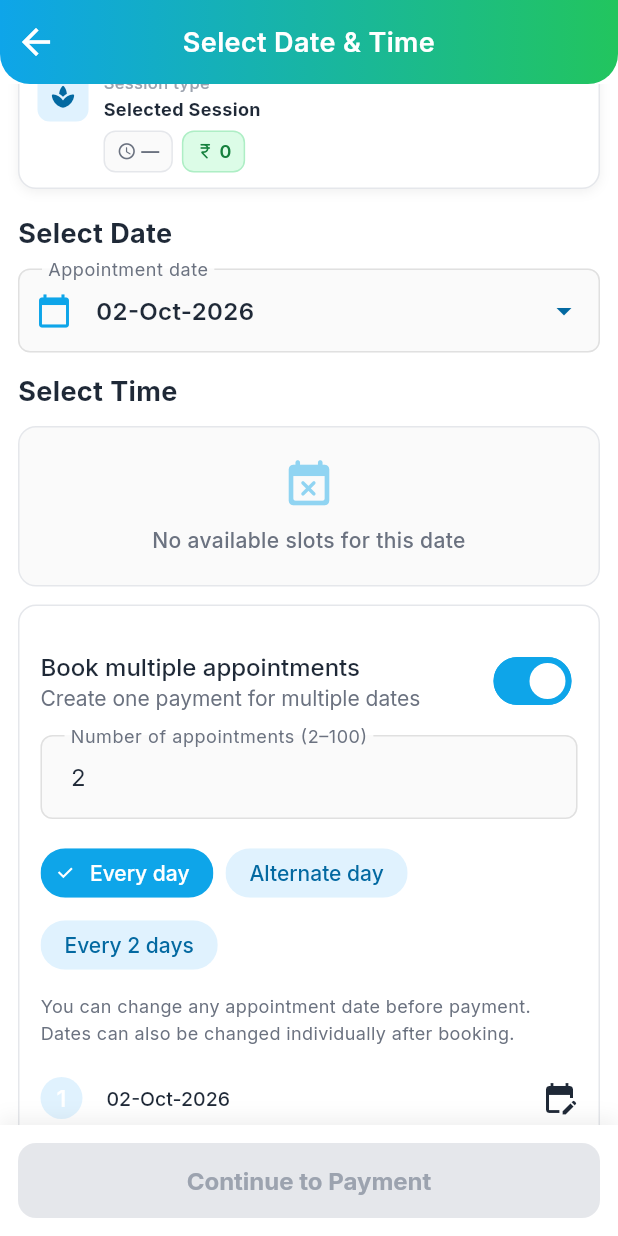
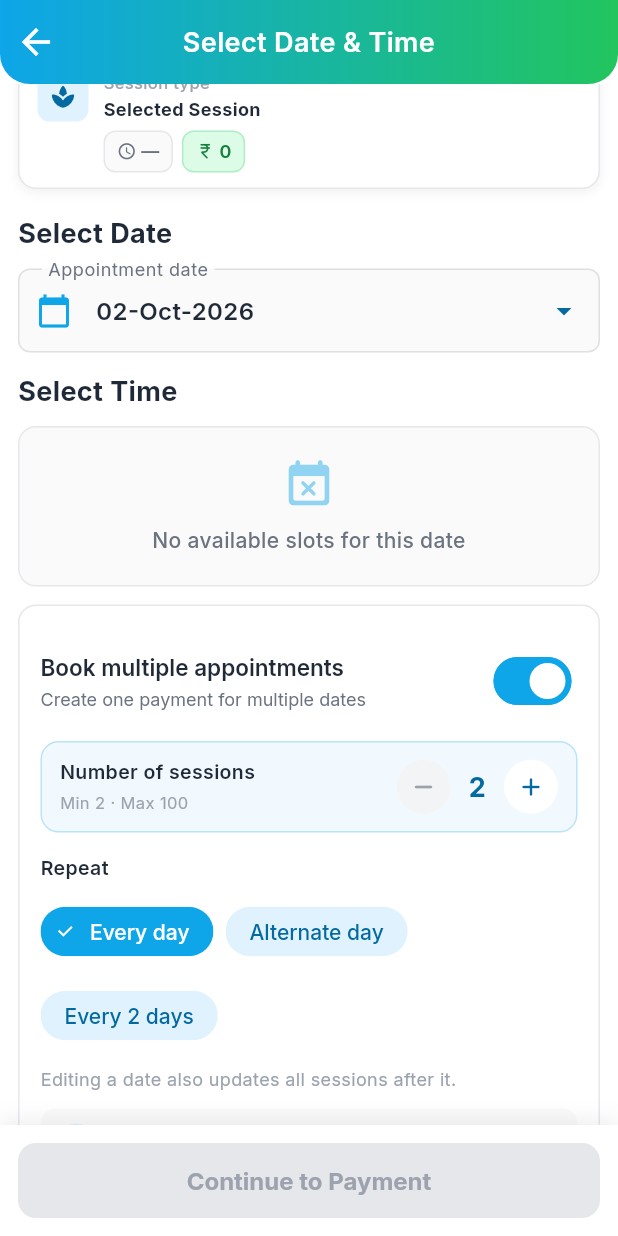
Before and after one commit to meetjanani/physio_connect_flutter, a Flutter app: the DateTimeScreen screen opened by its route, scrolled down 96 dp, after a tap on "Book multiple appointments", on a phone screen of 412 x 824 dp. Run offline on Flutter 3.47's test engine with Material 3 defaults, Android fonts, the phone set to English and light mode, and no system bars; our stand-ins replace cached_network_image, cloud_functions, firebase_analytics, firebase_auth, firebase_core, firebase_crashlytics and 17 more; missing offline and left inert: firebase_app_check, html_editor_enhanced, razorpay_flutter; accounts and stored records are empty.

Commit message:
Refactor bulk appointment handling: streamline appointment date configuration and enhance UI for session count adjustment

```diff
--- a/lib/ui/book_session/booking_controller.dart
+++ b/lib/ui/book_session/booking_controller.dart
@@ -74,21 +74,26 @@ class BookingController extends GetxController {
   void configureAppointmentDates() {
     resetPendingPaymentAttempt();
     final count = isBulkAppointment.value ? bulkAppointmentCount.value : 1;
-    final step = recurrence.value == 'alternative_day'
-        ? 2
-        : recurrence.value == 'every_2_day'
-        ? 3
-        : 1;
+    final step = _recurrenceStepDays();
+    final start = DateTime(
+      selectedDate.value.year,
+      selectedDate.value.month,
+      selectedDate.value.day,
+    );
     appointmentDates.assignAll(
       List.generate(
         count,
-        (index) => DateTime(
-          selectedDate.value.year,
-          selectedDate.value.month,
-          selectedDate.value.day + (index * step),
-        ),
+        (index) => start.add(Duration(days: index * step)),
       ),
     );
+  }
+
+  int _recurrenceStepDays() {
+    return recurrence.value == 'alternative_day'
+        ? 2
+        : recurrence.value == 'every_2_day'
+            ? 3
+            : 1;
   }
 
   void setBulkAppointmentEnabled(bool enabled) {
@@ -96,15 +101,26 @@ class BookingController extends GetxController {
     if (!enabled) {
       bulkAppointmentCount.value = 1;
       recurrence.value = 'every_day';
+    } else if (bulkAppointmentCount.value < 2) {
+      bulkAppointmentCount.value = 2;
     }
     configureAppointmentDates();
   }
 
   void setBulkAppointmentCount(String value) {
     final count = int.tryParse(value);
-    if (count == null || count < 2 || count > 100) return;
+    if (count == null) return;
+    setBulkAppointmentCountValue(count);
+  }
+
+  void setBulkAppointmentCountValue(int count) {
+    if (count < 2 || count > 100) return;
     bulkAppointmentCount.value = count;
     configureAppointmentDates();
+  }
+
+  void adjustBulkAppointmentCount(int delta) {
+    setBulkAppointmentCountValue(bulkAppointmentCount.value + delta);
   }
 
   void setRecurrence(String value) {
@@ -112,13 +128,35 @@ class BookingController extends GetxController {
     configureAppointmentDates();
   }
 
+  /// Updates [index] and regenerates all following dates using the current
+  /// recurrence step (every day / alternate / every 2 days).
   void updateAppointmentDate(int index, DateTime date) {
     resetPendingPaymentAttempt();
     if (index < 0 || index >= appointmentDates.length) return;
+
+    final today = DateTime.now();
+    final todayDate = DateTime(today.year, today.month, today.day);
     final normalized = DateTime(date.year, date.month, date.day);
-    if (normalized.isBefore(DateTime.now())) return;
-    final dates = appointmentDates.toList()..[index] = normalized;
+    if (normalized.isBefore(todayDate)) return;
+
+    if (index > 0) {
+      final previous = appointmentDates[index - 1];
+      final previousDate =
+          DateTime(previous.year, previous.month, previous.day);
+      if (!normalized.isAfter(previousDate)) return;
+    }
+
+    final dates = appointmentDates.toList();
+    dates[index] = normalized;
+    final step = _recurrenceStepDays();
+    for (var i = index + 1; i < dates.length; i++) {
+      dates[i] = dates[i - 1].add(Duration(days: step));
+    }
     appointmentDates.assignAll(dates);
+
+    if (index == 0) {
+      selectedDate.value = normalized;
+    }
   }
 
   UserModelSupabase? userModelSupabase;
--- a/lib/ui/book_session/date_time_screen.dart
+++ b/lib/ui/book_session/date_time_screen.dart
@@ -22,19 +22,12 @@ class DateTimeScreen extends StatefulWidget {
 
 class _DateTimeScreenState extends State<DateTimeScreen> {
   final BookingController controller = Get.find<BookingController>();
-  final appointmentCountController = TextEditingController(text: '2');
 
   @override
   void initState() {
     super.initState();
     _fetchTimeSlotAfterDateSelection(DateTime.now());
     fetchAndSetCurrentLocation();
-  }
-
-  @override
-  void dispose() {
-    appointmentCountController.dispose();
-    super.dispose();
   }
 
   @override
@@ -374,6 +367,7 @@ class _DateTimeScreenState extends State<DateTimeScreen> {
   Widget _buildAppointmentPlanner() {
     return Obx(() {
       final bulk = controller.isBulkAppointment.value;
+      final count = controller.bulkAppointmentCount.value;
       return Container(
         padding: const EdgeInsets.all(14),
         decoration: BoxDecoration(
@@ -386,11 +380,22 @@ class _DateTimeScreenState extends State<DateTimeScreen> {
           children: [
             SwitchListTile(
               contentPadding: EdgeInsets.zero,
-              title: const Text('Book multiple appointments'),
+              title: Text(
+                'Book multiple appointments',
+                style: GoogleFonts.inter(
+                  fontSize: 15,
+                  fontWeight: FontWeight.w600,
+                  color: AppColors.textPrimary,
+                ),
+              ),
               subtitle: Text(
                 bulk
                     ? 'Create one payment for multiple dates'
                     : 'Book a single appointment',
+                style: GoogleFonts.inter(
+                  fontSize: 12,
+                  color: AppColors.textSecondary,
+                ),
               ),
               value: bulk,
               activeTrackColor: AppColors.medicalBlue,
@@ -403,49 +408,178 @@ class _DateTimeScreenState extends State<DateTimeScreen> {
               onChanged: controller.setBulkAppointmentEnabled,
             ),
             if (bulk) ...[
-              TextField(
-                controller: appointmentCountController,
-                keyboardType: TextInputType.number,
-                decoration: const InputDecoration(
-                  labelText: 'Number of appointments (2–100)',
+              const SizedBox(height: 4),
+              _buildSessionCountStepper(count),
+              const SizedBox(height: 14),
+              Text(
+                'Repeat',
+                style: GoogleFonts.inter(
+                  fontSize: 13,
+                  fontWeight: FontWeight.w600,
+                  color: AppColors.textPrimary,
                 ),
-                onChanged: controller.setBulkAppointmentCount,
               ),
-              const SizedBox(height: 12),
+              const SizedBox(height: 8),
               Wrap(
                 spacing: 8,
+                runSpacing: 8,
                 children: [
                   _recurrenceChip('Every day', 'every_day'),
                   _recurrenceChip('Alternate day', 'alternative_day'),
                   _recurrenceChip('Every 2 days', 'every_2_day'),
                 ],
               ),
-              const SizedBox(height: 8),
-              const Text(
-                'You can change any appointment date before payment. Dates can also be changed individually after booking.',
-                style: TextStyle(fontSize: 12),
+              const SizedBox(height: 10),
+              Text(
+                'Editing a date also updates all sessions after it.',
+                style: GoogleFonts.inter(
+                  fontSize: 12,
+                  color: AppColors.textMuted,
+                ),
               ),
               const SizedBox(height: 10),
               ...controller.appointmentDates.asMap().entries.map(
-                (entry) => ListTile(
-                  dense: true,
-                  contentPadding: EdgeInsets.zero,
-                  leading: CircleAvatar(
-                    radius: 14,
-                    child: Text('${entry.key + 1}'),
-                  ),
-                  title: Text(
-                    DateFormat('dd-MMM-yyyy').format(entry.value),
-                  ),
-                  trailing: const Icon(Icons.edit_calendar),
-                  onTap: () => _editAppointmentDate(entry.key, entry.value),
-                ),
+                (entry) => _buildAppointmentDateRow(entry.key, entry.value),
               ),
             ],
           ],
         ),
       );
     });
+  }
+
+  Widget _buildSessionCountStepper(int count) {
+    return Container(
+      padding: const EdgeInsets.symmetric(horizontal: 12, vertical: 10),
+      decoration: BoxDecoration(
+        color: AppColors.medicalBlueLight.withValues(alpha: 0.45),
+        borderRadius: BorderRadius.circular(12),
+        border: Border.all(
+          color: AppColors.medicalBlue.withValues(alpha: 0.25),
+        ),
+      ),
+      child: Row(
+        children: [
+          Expanded(
+            child: Column(
+              crossAxisAlignment: CrossAxisAlignment.start,
+              children: [
+                Text(
+                  'Number of sessions',
+                  style: GoogleFonts.inter(
+                    fontSize: 13,
+                    fontWeight: FontWeight.w600,
+                    color: AppColors.textPrimary,
+                  ),
+                ),
+                const SizedBox(height: 2),
+                Text(
+                  'Min 2 · Max 100',
+                  style: GoogleFonts.inter(
+                    fontSize: 11,
+                    color: AppColors.textMuted,
+                  ),
+                ),
+              ],
+            ),
+          ),
+          _stepperButton(
+            icon: Icons.remove_rounded,
+            enabled: count > 2,
+            onTap: () => controller.adjustBulkAppointmentCount(-1),
+          ),
+          Padding(
+            padding: const EdgeInsets.symmetric(horizontal: 12),
+            child: Text(
+              '$count',
+              style: GoogleFonts.inter(
+                fontSize: 18,
+                fontWeight: FontWeight.w700,
+                color: AppColors.medicalBlueDark,
+              ),
+            ),
+          ),
+          _stepperButton(
+            icon: Icons.add_rounded,
+            enabled: count < 100,
+            onTap: () => controller.adjustBulkAppointmentCount(1),
+          ),
+        ],
+      ),
+    );
+  }
+
+  Widget _stepperButton({
+    required IconData icon,
+    required bool enabled,
+    required VoidCallback onTap,
+  }) {
+    return Material(
+      color: enabled ? AppColors.surface : AppColors.borderLight,
+      shape: const CircleBorder(),
+      child: InkWell(
+        customBorder: const CircleBorder(),
+        onTap: enabled ? onTap : null,
+        child: SizedBox(
+          width: 36,
+          height: 36,
+          child: Icon(
+            icon,
+            size: 20,
+            color: enabled ? AppColors.medicalBlueDark : AppColors.textMuted,
+          ),
+        ),
+      ),
+    );
+  }
+
+  Widget _buildAppointmentDateRow(int index, DateTime date) {
+    return Padding(
+      padding: const EdgeInsets.only(bottom: 6),
+      child: Material(
+        color: AppColors.backgroundLight,
+        borderRadius: BorderRadius.circular(10),
+        child: InkWell(
+          borderRadius: BorderRadius.circular(10),
+          onTap: () => _editAppointmentDate(index, date),
+          child: Padding(
+            padding: const EdgeInsets.symmetric(horizontal: 10, vertical: 10),
+            child: Row(
+              children: [
+                CircleAvatar(
+                  radius: 14,
+                  backgroundColor: AppColors.medicalBlueLight,
+                  child: Text(
+                    '${index + 1}',
+                    style: GoogleFonts.inter(
+                      fontSize: 12,
+                      fontWeight: FontWeight.w700,
+                      color: AppColors.medicalBlueDark,
+                    ),
+                  ),
+                ),
+                const SizedBox(width: 10),
+                Expanded(
+                  child: Text(
+                    DateFormat('d-MMM-yyyy, EEEE').format(date),
+                    style: GoogleFonts.inter(
+                      fontSize: 13,
+                      fontWeight: FontWeight.w600,
+                      color: AppColors.textPrimary,
+                    ),
+                  ),
+                ),
+                Icon(
+                  Icons.edit_calendar_rounded,
+                  size: 18,
+                  color: AppColors.medicalBlueDark,
+                ),
+              ],
+            ),
+          ),
+        ),
+      ),
+    );
   }
 
   Widget _recurrenceChip(String label, String value) {
@@ -459,11 +593,29 @@ class _DateTimeScreenState extends State<DateTimeScreen> {
   }
 
   Future<void> _editAppointmentDate(int index, DateTime current) async {
+    final now = DateTime.now();
+    final today = DateTime(now.year, now.month, now.day);
+    DateTime firstDate = today;
+    if (index > 0) {
+      final previous = controller.appointmentDates[index - 1];
+      final minAfterPrevious = DateTime(
+        previous.year,
+        previous.month,
+        previous.day,
+      ).add(const Duration(days: 1));
+      if (minAfterPrevious.isAfter(firstDate)) {
+        firstDate = minAfterPrevious;
+      }
+    }
+
+    final initialDate =
+        current.isBefore(firstDate) ? firstDate : current;
+
     final date = await showDatePicker(
       context: context,
-      initialDate: current,
-      firstDate: DateTime.now(),
-      lastDate: DateTime.now().add(const Duration(days: 365)),
+      initialDate: initialDate,
+      firstDate: firstDate,
+      lastDate: today.add(const Duration(days: 365)),
     );
     if (date != null) {
       controller.updateAppointmentDate(index, date);
```
